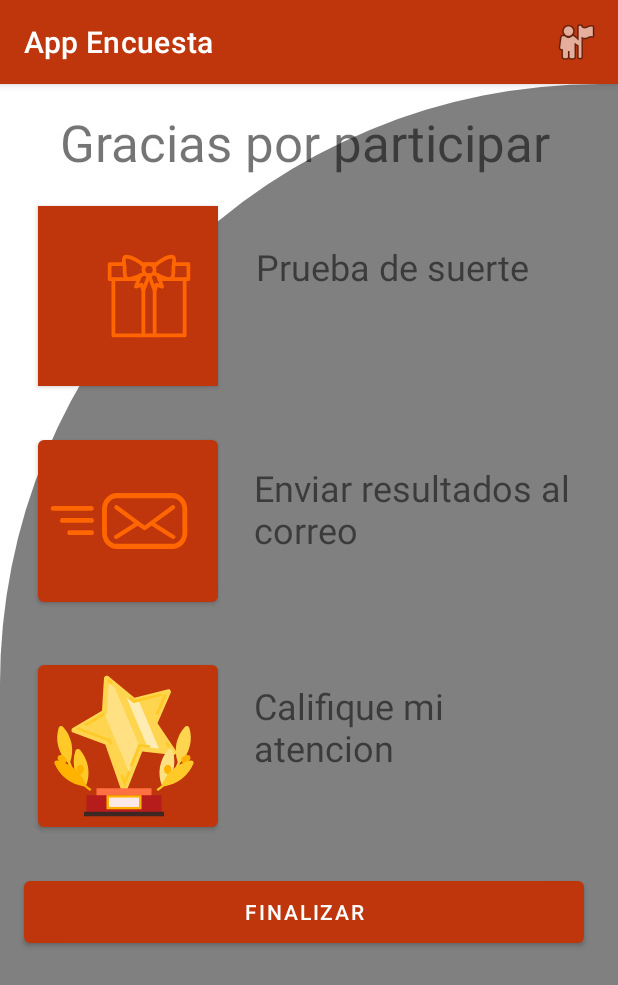
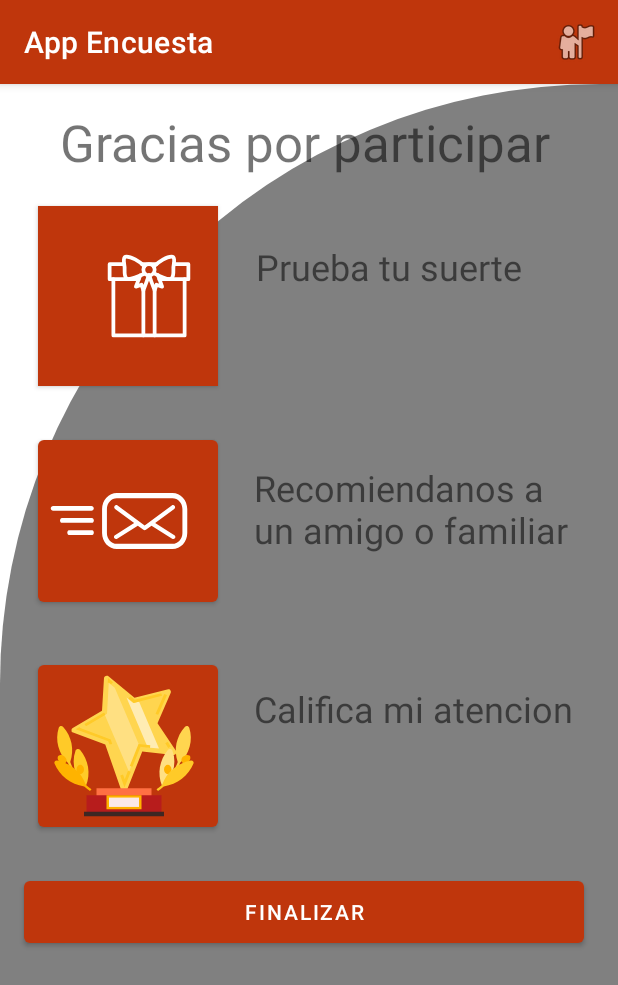
Before and after one commit to U201519670/AppEncuesta, an Android app: the GoodbyeActivity screen opened directly, with no data from a screen before it, on a phone screen of 412 x 824 dp. Shown: the top 985 px of the screen. Run offline under Robolectric (Android 15) with nearby library versions, the phone set to English and light mode, and no system bars; network calls fail.

Commit message:
marko_servicio_calificacion_ULTIMO

```diff
--- a/app/src/main/AndroidManifest.xml
+++ b/app/src/main/AndroidManifest.xml
@@ -10,6 +10,7 @@
         android:icon="@mipmap/ic_launcher"
         android:label="@string/app_name"
         android:roundIcon="@mipmap/ic_launcher_round"
+        android:usesCleartextTraffic="true"
         android:supportsRtl="true"
         android:theme="@style/Theme.MyProject1" >
         <activity
--- a/app/src/main/java/com/example/myproject1/EnviarCorreo.kt
+++ b/app/src/main/java/com/example/myproject1/EnviarCorreo.kt
@@ -11,7 +11,7 @@ class EnviarCorreo : AppCompatActivity(), View.OnClickListener {
         super.onCreate(savedInstanceState)
         setContentView(R.layout.activity_enviar_correo)
 
-        val btnfinalizar: Button = this.findViewById(R.id.btnenviar)
+        val btnfinalizar: Button = this.findViewById(R.id.btnregresar)
         btnfinalizar.setOnClickListener(this)
         return
     }
--- a/app/src/main/res/drawable/img_enviarcorreo.xml
+++ b/app/src/main/res/drawable/img_enviarcorreo.xml
@@ -6,18 +6,19 @@
     android:viewportHeight="512">
 
     <path
-        android:fillColor="#FF6600"
+
+        android:fillColor="@color/white"
         android:pathData="M445.11,304.422l-65.654-41.484l65.188-48.212c3.203-2.364,3.878-6.875,1.51-10.074c-2.364-3.199-6.875-3.874-10.074-1.506 l-92.44,68.363l-0.039-0.031l-0.038,0.031l-92.441-68.363c-3.194-2.368-7.705-1.693-10.074,1.506 c-2.364,3.199-1.688,7.71,1.511,10.074l65.188,48.212l-65.65,41.484c-3.365,2.127-4.368,6.576-2.24,9.941 c1.37,2.167,3.703,3.358,6.095,3.358c1.32,0,2.647-0.361,3.844-1.118l70.382-44.474l19.144,14.162 c1.27,0.939,2.775,1.413,4.281,1.413c1.507,0,3.013-0.474,4.286-1.413l19.139-14.162l70.383,44.474 c1.195,0.757,2.527,1.118,3.844,1.118c2.392,0,4.728-1.191,6.095-3.358C449.473,310.998,448.472,306.549,445.11,304.422z" />
     <path
-        android:fillColor="#FF6600"
+        android:fillColor="@color/white"
         android:pathData="M438.463,160.325H248.737c-27.857,0-50.521,24.694-50.521,55.045v81.256c0,30.354,22.664,55.049,50.521,55.049h189.727 c27.862,0,50.525-24.694,50.525-55.049V215.37C488.989,185.019,466.325,160.325,438.463,160.325z M472.451,296.626 c0,20.448-15.214,37.028-33.988,37.028H248.737c-18.77,0-33.983-16.58-33.983-37.028V215.37c0-20.447,15.214-37.023,33.983-37.023 h189.727c18.774,0,33.988,16.576,33.988,37.023V296.626z" />
     <path
-        android:fillColor="#FF6600"
+        android:fillColor="@color/white"
         android:pathData="M161.824,204.391H31.176c-4.507,0-8.164,3.656-8.164,8.164c0,4.511,3.657,8.168,8.164,8.168h130.648 c4.503,0,8.16-3.657,8.16-8.168C169.985,208.048,166.327,204.391,161.824,204.391z" />
     <path
-        android:fillColor="#FF6600"
+        android:fillColor="@color/white"
         android:pathData="M163.583,245.798H61.115c-3.533,0-6.402,3.653-6.402,8.164c0,4.507,2.869,8.168,6.402,8.168h102.468 c3.538,0,6.402-3.661,6.402-8.168C169.985,249.451,167.12,245.798,163.583,245.798z" />
     <path
-        android:fillColor="#FF6600"
+        android:fillColor="@color/white"
         android:pathData="M164.965,287.2H84.598c-2.776,0-5.02,3.657-5.02,8.164c0,4.512,2.244,8.168,5.02,8.168h80.367 c2.771,0,5.02-3.656,5.02-8.168C169.985,290.857,167.737,287.2,164.965,287.2z" />
 </vector>
--- a/app/src/main/res/drawable/img_regalo.xml
+++ b/app/src/main/res/drawable/img_regalo.xml
@@ -6,73 +6,73 @@
     android:viewportHeight="24">
 
     <path
-        android:strokeColor="#FF6600"
+        android:strokeColor="@color/white"
         android:strokeWidth="1"
         android:strokeLineJoin="round"
         android:strokeLineCap="round"
         android:pathData="M 21.5 7.5 L 21.5 22.5 L 2.5 22.5 L 2.5 7.5 " />
     <path
-        android:strokeColor="#FF6600"
+        android:strokeColor="@color/white"
         android:strokeWidth="1"
         android:strokeLineJoin="round"
         android:strokeLineCap="round"
         android:pathData="M 10.18 3.5 L 13.94 3.5" />
     <path
-        android:strokeColor="#FF6600"
+        android:strokeColor="@color/white"
         android:strokeWidth="1"
         android:strokeLineJoin="round"
         android:strokeLineCap="round"
         android:pathData="M 12 3.5 C 12.8284271247 3.5 13.5 4.17157287525 13.5 5 C 13.5 5.82842712475 12.8284271247 6.5 12 6.5 C 11.1715728753 6.5 10.5 5.82842712475 10.5 5 C 10.5 4.17157287525 11.1715728753 3.5 12 3.5 Z" />
     <path
-        android:strokeColor="#FF6600"
+        android:strokeColor="@color/white"
         android:strokeWidth="1"
         android:strokeLineJoin="round"
         android:strokeLineCap="round"
         android:pathData="M10.81,4.08C9.34,2.61,7.22,1.5,6,1.5 s-0.5,2.16-0.5,3s-0.19,3,1,3S10.86,6,10.86,6" />
     <path
-        android:strokeColor="#FF6600"
+        android:strokeColor="@color/white"
         android:strokeWidth="1"
         android:strokeLineJoin="round"
         android:strokeLineCap="round"
         android:pathData="M13.22,4.16C14.69,2.69,16.78,1.5,18,1.5 s0.5,2.16,0.5,3s0.19,3-1,3s-4.27-1.59-4.27-1.59" />
     <path
-        android:strokeColor="#FF6600"
+        android:strokeColor="@color/white"
         android:strokeWidth="1"
         android:strokeLineJoin="round"
         android:strokeLineCap="round"
         android:pathData="M 9.67 6.5 L 8.5 9.5 L 10 9 L 10.5 10.5 L 12 6.5 " />
     <path
-        android:strokeColor="#FF6600"
+        android:strokeColor="@color/white"
         android:strokeWidth="1"
         android:strokeLineJoin="round"
         android:strokeLineCap="round"
         android:pathData="M 14.38 6.45 L 15.5 9.5 L 14 9 L 13.5 10.5 L 12 6.5 " />
     <path
-        android:strokeColor="#FF6600"
+        android:strokeColor="@color/white"
         android:strokeWidth="1"
         android:strokeLineJoin="round"
         android:strokeLineCap="round"
         android:pathData="M 13.5 22.5 L 13.5 10.5" />
     <path
-        android:strokeColor="#FF6600"
+        android:strokeColor="@color/white"
         android:strokeWidth="1"
         android:strokeLineJoin="round"
         android:strokeLineCap="round"
         android:pathData="M 10.5 10.5 L 10.5 22.5" />
     <path
-        android:strokeColor="#FF6600"
+        android:strokeColor="@color/white"
         android:strokeWidth="1"
         android:strokeLineJoin="round"
         android:strokeLineCap="round"
         android:pathData="M 11.63 7.5 L 12.38 7.5 L 12 6.5 Z" />
     <path
-        android:strokeColor="#FF6600"
+        android:strokeColor="@color/white"
         android:strokeWidth="1"
         android:strokeLineJoin="round"
         android:strokeLineCap="round"
         android:pathData="M 14.75 7.5 L 22.5 7.5 L 22.5 3.5 L 18.62 3.5 " />
     <path
-        android:strokeColor="#FF6600"
+        android:strokeColor="@color/white"
         android:strokeWidth="1"
         android:strokeLineJoin="round"
         android:strokeLineCap="round"
--- a/app/src/main/res/layout/activity_goodbye.xml
+++ b/app/src/main/res/layout/activity_goodbye.xml
@@ -37,7 +37,7 @@
         android:layout_height="79dp"
         android:layout_marginStart="25dp"
         android:layout_marginTop="44dp"
-        android:text="Prueba de suerte"
+        android:text="Prueba tu suerte"
         android:textSize="24sp"
         app:layout_constraintStart_toEndOf="@+id/btn_giroruleta"
         app:layout_constraintTop_toBottomOf="@+id/textView10" />
@@ -55,11 +55,11 @@
 
     <TextView
         android:id="@+id/textView12"
-        android:layout_width="214dp"
-        android:layout_height="69dp"
+        android:layout_width="210dp"
+        android:layout_height="99dp"
         android:layout_marginStart="24dp"
         android:layout_marginTop="68dp"
-        android:text="Enviar resultados al correo"
+        android:text="Recomiendanos a un amigo o familiar"
         android:textSize="24sp"
         app:layout_constraintStart_toEndOf="@+id/btn_enviar"
         app:layout_constraintTop_toBottomOf="@+id/textView11" />
@@ -81,8 +81,8 @@
         android:layout_width="218dp"
         android:layout_height="74dp"
         android:layout_marginStart="24dp"
-        android:layout_marginTop="76dp"
-        android:text="Califique mi atencion"
+        android:layout_marginTop="48dp"
+        android:text="Califica mi atencion"
         android:textSize="24sp"
         app:layout_constraintStart_toEndOf="@+id/btn_calificacion"
         app:layout_constraintTop_toBottomOf="@+id/textView12" />
--- a/build.gradle
+++ b/build.gradle
@@ -5,14 +5,16 @@ buildscript {
         mavenCentral()
     }
     dependencies {
-        classpath "com.android.tools.build:gradle:7.0.1"
+        classpath "com.android.tools.build:gradle:7.0.2"
         classpath "org.jetbrains.kotlin:kotlin-gradle-plugin:1.5.30"
+        classpath 'com.google.gms:google-services:4.3.10'
 
         // NOTE: Do not place your application dependencies here; they belong
         // in the individual module build.gradle files
     }
 }
 
+
 task clean(type: Delete) {
     delete rootProject.buildDir
 }
```
Also changed, not shown: app/build.gradle (+6 -1 lines), app/src/main/java/com/example/myproject1/CalificacionUser.kt (+8 -1 lines), app/src/main/java/com/example/myproject1/RegaloUser.kt (+48 -19 lines), app/src/main/java/com/example/myproject1/modelopremio.kt (added, +13 -0 lines), app/src/main/res/layout/activity_calificacion_user.xml (+6 -6 lines), app/src/main/res/layout/activity_enviar_correo.xml (+27 -4 lines), app/src/main/res/layout/activity_regalo_user.xml (+26 -11 lines), 1 other file.
